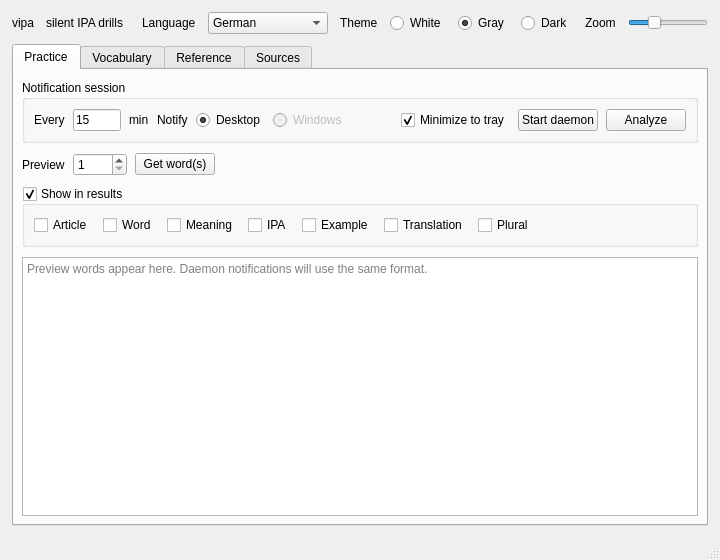
Old version of the form ui/main_window.ui in the repository denizisik1/silent-vocabulary.
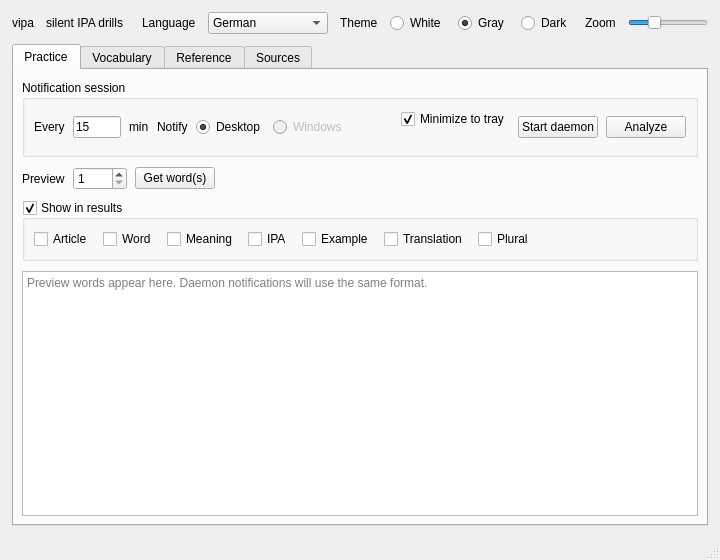
New version of the form.

Commit message: feat(ui): add tray failure reason indicator

Diff of the .ui file:
```diff
--- a/ui/main_window.ui
+++ b/ui/main_window.ui
@@ -292,6 +292,24 @@
             </spacer>
            </item>
            <item>
+            <widget class="QWidget" name="trayOptionWidget" native="true">
+             <layout class="QVBoxLayout" name="trayOptionLayout">
+              <property name="spacing">
+               <number>2</number>
+              </property>
+              <property name="leftMargin">
+               <number>0</number>
+              </property>
+              <property name="topMargin">
+               <number>0</number>
+              </property>
+              <property name="rightMargin">
+               <number>0</number>
+              </property>
+              <property name="bottomMargin">
+               <number>0</number>
+              </property>
+              <item>
             <widget class="QCheckBox" name="checkBox_minimize_to_tray">
              <property name="text">
               <string>Minimize to tray</string>
@@ -302,6 +320,19 @@
              <property name="checked">
               <bool>true</bool>
              </property>
+               </widget>
+              </item>
+              <item>
+               <widget class="QLabel" name="label_tray_unavailable">
+                <property name="text">
+                 <string/>
+                </property>
+                <property name="wordWrap">
+                 <bool>true</bool>
+                </property>
+               </widget>
+              </item>
+             </layout>
             </widget>
            </item>
            <item>
```
Lines whose indentation alone changed are shown as unchanged. The commit also changes 4 other files.
